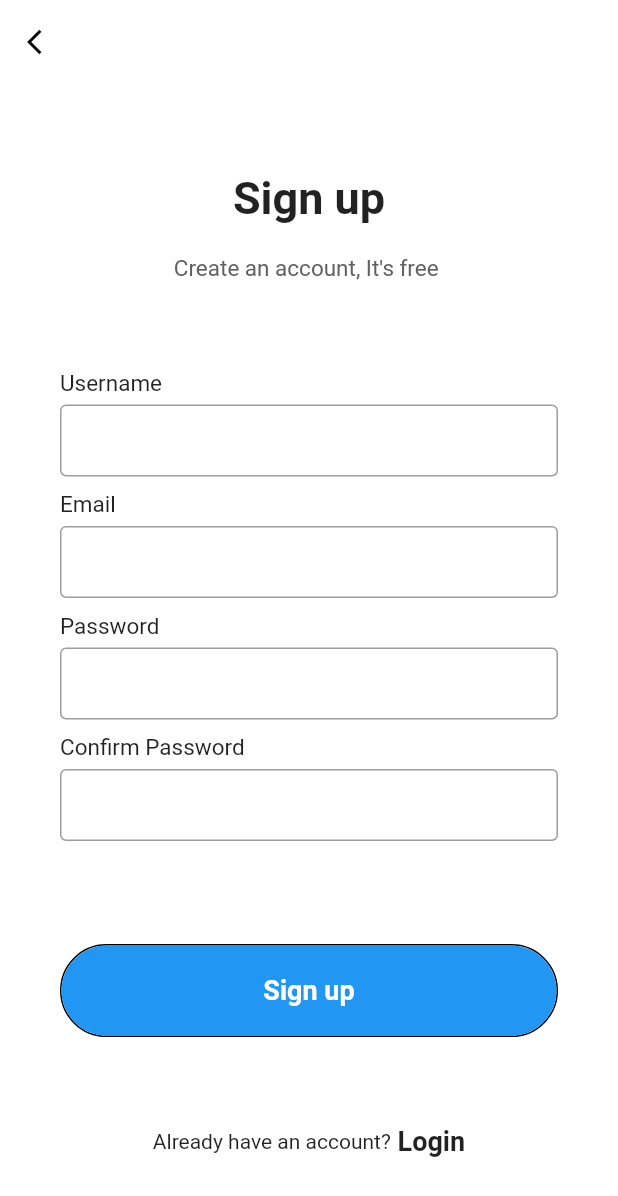
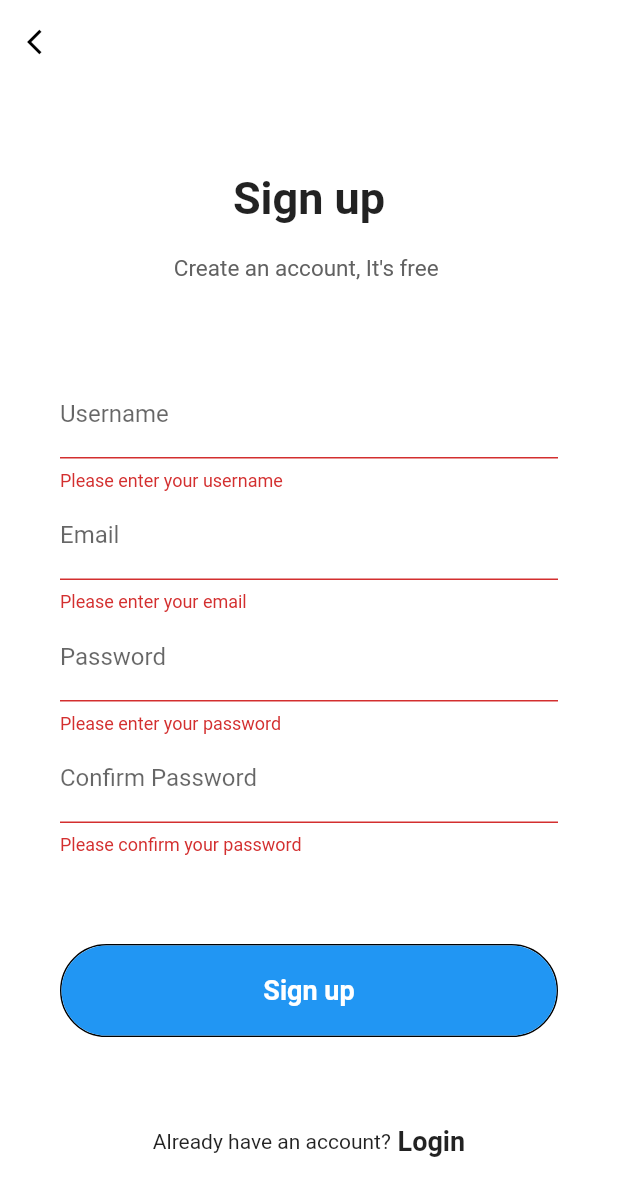
Before and after one commit to AshSteep/Budget-Buddy-, a Flutter app: the Signup screen opened directly, after a tap on "Sign up", on a phone screen of 412 x 824 dp. Shown: the top 1196 px of the screen. Run offline on Flutter 3.47's test engine with Material 2 defaults, Android fonts, the phone set to English and light mode, and no system bars.

Commit message:
Real Time Validations added (Sign Up Page)
(error with mail validation)

```diff
--- a/lib/SignUp.dart
+++ b/lib/SignUp.dart
@@ -1,7 +1,18 @@
 import 'package:flutter/material.dart';
 import 'package:flutter/services.dart';
 
-class Signup extends StatelessWidget {
+class Signup extends StatefulWidget {
+  @override
+  _SignupState createState() => _SignupState();
+}
+
+class _SignupState extends State<Signup> {
+  final _formKey = GlobalKey<FormState>();
+  TextEditingController _usernameController = TextEditingController();
+  TextEditingController _emailController = TextEditingController();
+  TextEditingController _passwordController = TextEditingController();
+  TextEditingController _confirmPasswordController = TextEditingController();
+
   @override
   Widget build(BuildContext context) {
     return Scaffold(
@@ -27,6 +38,9 @@ class Signup extends StatelessWidget {
           padding: EdgeInsets.symmetric(horizontal: 40),
           height: MediaQuery.of(context).size.height - 50,
           width: double.infinity,
+          child: Form(
+            key: _formKey,
+            autovalidateMode: AutovalidateMode.onUserInteraction, // Enable real-time validation
             child: Column(
               mainAxisAlignment: MainAxisAlignment.spaceEvenly,
               children: <Widget>[
@@ -50,10 +64,76 @@ class Signup extends StatelessWidget {
                 ),
                 Column(
                   children: <Widget>[
-                  inputFile(label: "Username"),
-                  inputFile(label: "Email"),
-                  inputFile(label: "Password", obscureText: true),
-                  inputFile(label: "Confirm Password ", obscureText: true),
+                    TextFormField(
+                      controller: _usernameController,
+                      decoration: InputDecoration(
+                        labelText: "Username",
+                      ),
+                      onChanged: (_) => _formKey.currentState!.validate(), // Validate on text change
+                      validator: (value) {
+                        if (value == null || value.isEmpty) {
+                          return 'Please enter your username';
+                        }
+                        if (!isUsernameValid(value)) {
+                          return 'Username should not contain numbers or special characters';
+                        }
+                        return null;
+                      },
+                    ),
+                    TextFormField(
+                      controller: _emailController,
+                      decoration: InputDecoration(
+                        labelText: "Email",
+                      ),
+                      onChanged: (_) => _formKey.currentState!.validate(), // Validate on text change
+                      validator: (value) {
+                        final email = _emailController.text;
+                        if (value == null || value.isEmpty) {
+                          return 'Please enter your email';
+                        }
+                        if (!isEmailValid(email)) {
+                          return 'Please enter a valid email (lowercase, includes "@", and ends with ".com")';
+                        }
+                        return null;
+                      },
+                    ),
+                    TextFormField(
+                      controller: _passwordController,
+                      decoration: InputDecoration(
+                        labelText: "Password",
+                      ),
+                      obscureText: true,
+                      onChanged: (_) => _formKey.currentState!.validate(), // Validate on text change
+                      validator: (value) {
+                        final password = _passwordController.text;
+                        if (value == null || value.isEmpty) {
+                          return 'Please enter your password';
+                        }
+                        if (!isPasswordValid(password)) {
+                          return 'Please enter a valid password (at least 6 characters, one uppercase, one lowercase, one number, and one special character)';
+                        }
+                        return null;
+                      },
+                    ),
+                    TextFormField(
+                      controller: _confirmPasswordController,
+                      decoration: InputDecoration(
+                        labelText: "Confirm Password",
+                      ),
+                      obscureText: true,
+                      onChanged: (_) => _formKey.currentState!.validate(), // Validate on text change
+                      validator: (value) {
+                        final confirmPassword = _confirmPasswordController.text;
+                        final password = _passwordController.text;
+                        if (value == null || value.isEmpty) {
+                          return 'Please confirm your password';
+                        }
+                        if (confirmPassword != password) {
+                          return 'Passwords do not match';
+                        }
+                        return null;
+                      },
+                    ),
                   ],
                 ),
                 Container(
@@ -70,7 +150,13 @@ class Signup extends StatelessWidget {
                   child: MaterialButton(
                     minWidth: double.infinity,
                     height: 60,
-                  onPressed: () {},
+                    onPressed: () {
+                      if (_formKey.currentState!.validate()) {
+                        // Form is valid, handle signup logic here
+                        // For example, you can create the account
+                        // Navigator.push(context, MaterialPageRoute(builder: (context) => HomeScreen()));
+                      }
+                    },
                     color: Colors.blue,
                     elevation: 0,
                     shape: RoundedRectangleBorder(
@@ -92,7 +178,10 @@ class Signup extends StatelessWidget {
                     Text("Already have an account?"),
                     Text(
                       " Login",
-                    style: TextStyle(fontWeight: FontWeight.w600, fontSize: 18),
+                      style: TextStyle(
+                        fontWeight: FontWeight.w600,
+                        fontSize: 18,
+                      ),
                     )
                   ],
                 )
@@ -100,36 +189,24 @@ class Signup extends StatelessWidget {
             ),
           ),
         ),
+      ),
     );
   }
+
+  bool isUsernameValid(String username) {
+    // Check if username contains only letters (no numbers or special characters)
+    final usernameRegex = RegExp(r'^[a-zA-Z]+$');
+    return usernameRegex.hasMatch(username);
   }
 
-// we will be creating a widget for text field
-Widget inputFile({label, obscureText = false}) {
-  return Column(
-    crossAxisAlignment: CrossAxisAlignment.start,
-    children: <Widget>[
-      Text(
-        label,
-        style: TextStyle(
-            fontSize: 15, fontWeight: FontWeight.w400, color: Colors.black87),
-      ),
-      SizedBox(
-        height: 5,
-      ),
-      TextField(
-        obscureText: obscureText,
-        decoration: InputDecoration(
-            contentPadding: EdgeInsets.symmetric(vertical: 0, horizontal: 10),
-            enabledBorder: OutlineInputBorder(
-              borderSide: BorderSide(color: Colors.grey),
-            ),
-            border:
-            OutlineInputBorder(borderSide: BorderSide(color: Colors.grey))),
-      ),
-      SizedBox(
-        height: 10,
-      )
-    ],
-  );
+  bool isEmailValid(String email) {
+    final emailRegex = RegExp(r'^[a-z]+@[a-z]+\.[a-z]+\.com$');
+    return emailRegex.hasMatch(email);
   }
+
+  bool isPasswordValid(String password) {
+    final passwordRegex =
+    RegExp(r'^(?=.*[A-Z])(?=.*[a-z])(?=.*\d)(?=.*[\W_])[A-Za-z\d\W_]{6,}$');
+    return passwordRegex.hasMatch(password);
+  }
+}
```
Lines whose indentation alone changed are shown as unchanged.
